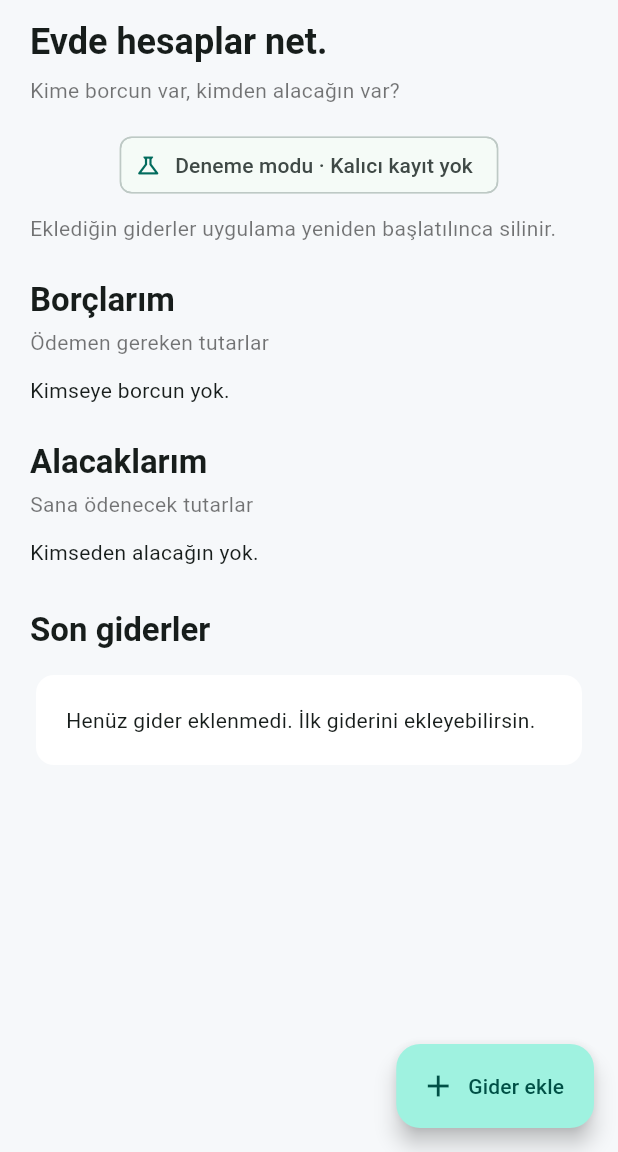
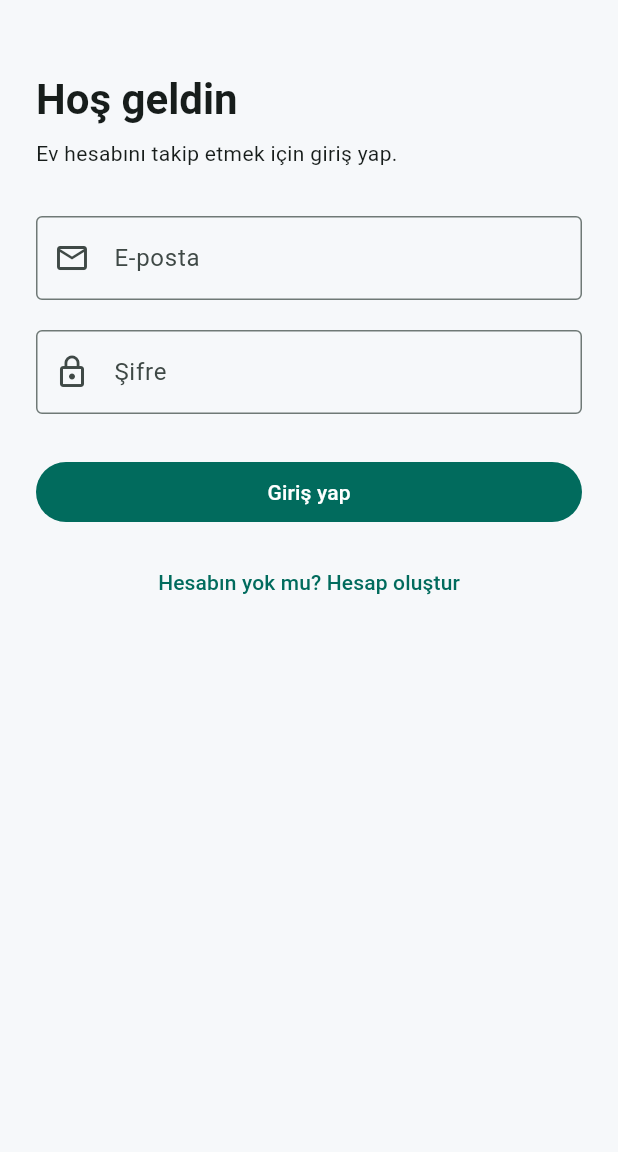
Before and after one commit to gokalpdasdelen02-ui/ev_arkadasim, a Flutter app: the screen it shows after launch, on a phone screen of 412 x 824 dp, the part 84-1236 px from its top. Run offline on Flutter 3.47's test engine with Material 3 defaults, Android fonts, the phone set to English and light mode, and no system bars; our stand-ins replace firebase_auth, firebase_core; accounts and stored records are empty.

Commit message:
feat: add Firebase email authentication

```diff
--- /dev/null
+++ b/lib/login_page.dart
@@ -0,0 +1,179 @@
+import 'package:flutter/material.dart';
+
+import 'package:firebase_auth/firebase_auth.dart';
+
+import 'services/auth_service.dart';
+
+class LoginPage extends StatefulWidget {
+  const LoginPage({super.key});
+
+  @override
+  State<LoginPage> createState() => _LoginPageState();
+}
+
+class _LoginPageState extends State<LoginPage> {
+  final _emailController = TextEditingController();
+  final _passwordController = TextEditingController();
+  final _authService = AuthService();
+  bool _isLoading = false;
+  bool _isRegistering = false;
+
+  @override
+  void dispose() {
+    _emailController.dispose();
+    _passwordController.dispose();
+    super.dispose();
+  }
+
+  void _showMessage(String message) {
+    if (!mounted) {
+      return;
+    }
+
+    ScaffoldMessenger.of(context)
+      ..hideCurrentSnackBar()
+      ..showSnackBar(SnackBar(content: Text(message)));
+  }
+
+  Future<void> _submit() async {
+    if (_isLoading) {
+      return;
+    }
+
+    FocusScope.of(context).unfocus();
+
+    final email = _emailController.text.trim();
+    final password = _passwordController.text;
+
+    if (email.isEmpty || password.isEmpty) {
+      _showMessage('Lütfen e-posta ve şifreni gir.');
+      return;
+    }
+
+    setState(() {
+      _isLoading = true;
+    });
+
+    try {
+      if (_isRegistering) {
+        await _authService.register(email: email, password: password);
+      } else {
+        await _authService.signIn(email: email, password: password);
+      }
+    } on FirebaseAuthException catch (error) {
+      final message = switch (error.code) {
+        'invalid-email' => 'Geçerli bir e-posta adresi gir.',
+        'email-already-in-use' =>
+          'Bu e-posta adresi zaten kullanılıyor. Giriş yapabilirsin.',
+        'weak-password' =>
+          'Şifre yeterince güçlü değil. Daha güçlü bir şifre seç.',
+        'invalid-credential' ||
+        'wrong-password' ||
+        'user-not-found' => 'E-posta veya şifre hatalı.',
+        'user-disabled' => 'Bu hesap devre dışı bırakılmış.',
+        'too-many-requests' =>
+          'Çok fazla deneme yapıldı. Bir süre sonra tekrar dene.',
+        'network-request-failed' =>
+          'Bağlantı kurulamadı. İnternet bağlantını kontrol et.',
+        _ => 'İşlem tamamlanamadı. Lütfen tekrar dene.',
+      };
+
+      _showMessage(message);
+    } catch (_) {
+      _showMessage('Beklenmeyen bir hata oluştu. Lütfen tekrar dene.');
+    } finally {
+      if (mounted) {
+        setState(() {
+          _isLoading = false;
+        });
+      }
+    }
+  }
+
+  @override
+  Widget build(BuildContext context) {
+    return Scaffold(
+      appBar: AppBar(title: const Text('Ev Arkadaşım')),
+      body: SafeArea(
+        child: ListView(
+          padding: const EdgeInsets.all(24),
+          keyboardDismissBehavior: ScrollViewKeyboardDismissBehavior.onDrag,
+          children: [
+            const SizedBox(height: 24),
+            Text(
+              _isRegistering ? 'Hesap oluştur' : 'Hoş geldin',
+              style: Theme.of(context).textTheme.headlineMedium
+                  ?.copyWith(fontWeight: FontWeight.bold),
+            ),
+            const SizedBox(height: 8),
+            Text(
+              _isRegistering
+                  ? 'Ev hesabını takip etmek için hesabını oluştur.'
+                  : 'Ev hesabını takip etmek için giriş yap.',
+            ),
+            const SizedBox(height: 32),
+            TextField(
+              controller: _emailController,
+              keyboardType: TextInputType.emailAddress,
+              textInputAction: TextInputAction.next,
+              autocorrect: false,
+              onTapOutside: (_) {
+                FocusScope.of(context).unfocus();
+              },
+              decoration: const InputDecoration(
+                labelText: 'E-posta',
+                border: OutlineInputBorder(),
+                prefixIcon: Icon(Icons.email_outlined),
+              ),
+            ),
+            const SizedBox(height: 20),
+            TextField(
+              controller: _passwordController,
+              obscureText: true,
+              autocorrect: false,
+              enableSuggestions: false,
+              textInputAction: TextInputAction.done,
+              onTapOutside: (_) {
+                FocusScope.of(context).unfocus();
+              },
+              decoration: const InputDecoration(
+                labelText: 'Şifre',
+                border: OutlineInputBorder(),
+                prefixIcon: Icon(Icons.lock_outline),
+              ),
+            ),
+            const SizedBox(height: 28),
+            FilledButton(
+              onPressed: _isLoading ? null : _submit,
+              child: Text(
+                _isLoading
+                    ? 'Lütfen bekle…'
+                    : (_isRegistering ? 'Hesap oluştur' : 'Giriş yap'),
+              ),
+            ),
+            const SizedBox(height: 12),
+            TextButton(
+              onPressed: _isLoading
+                  ? null
+                  : () {
+                      FocusScope.of(context).unfocus();
+
+                      _passwordController.clear();
+                      ScaffoldMessenger.of(context).hideCurrentSnackBar();
+
+                      setState(() {
+                        _isRegistering = !_isRegistering;
+                      });
+                    },
+              child: Text(
+                _isRegistering
+                    ? 'Zaten hesabın var mı? Giriş yap'
+                    : 'Hesabın yok mu? Hesap oluştur',
+              ),
+            ),
+          ],
+        ),
+      ),
+    );
+  }
+}
--- a/lib/main.dart
+++ b/lib/main.dart
@@ -1,10 +1,23 @@
 import 'package:flutter/material.dart';
+import 'package:firebase_core/firebase_core.dart';
+
+import 'firebase_options.dart';
+
+import 'login_page.dart';
 
 import 'add_expense_page.dart';
 import 'models/expense.dart';
 import 'services/balance_calculator.dart';
 
-void main() {
+import 'package:firebase_auth/firebase_auth.dart';
+
+import 'services/auth_service.dart';
+
+Future<void> main() async {
+  WidgetsFlutterBinding.ensureInitialized();
+
+  await Firebase.initializeApp(options: DefaultFirebaseOptions.currentPlatform);
+
   runApp(const MyApp());
 }
 
@@ -24,7 +37,61 @@ class MyApp extends StatelessWidget {
         ),
         scaffoldBackgroundColor: const Color(0xFFF6F8FA),
       ),
-      home: const HomePage(),
+      home: const AuthGate(),
+    );
+  }
+}
+
+class AuthGate extends StatefulWidget {
+  const AuthGate({super.key});
+
+  @override
+  State<AuthGate> createState() => _AuthGateState();
+}
+
+class _AuthGateState extends State<AuthGate> {
+  late final Stream<User?> _authState;
+
+  @override
+  void initState() {
+    super.initState();
+    _authState = AuthService().authStateChanges();
+  }
+
+  @override
+  Widget build(BuildContext context) {
+    return StreamBuilder<User?>(
+      stream: _authState,
+      builder: (context, snapshot) {
+        if (snapshot.hasError) {
+          return const Scaffold(
+            body: SafeArea(
+              child: Center(
+                child: Padding(
+                  padding: EdgeInsets.all(24),
+                  child: Text(
+                    'Oturum kontrol edilemedi. '
+                    'Lütfen uygulamayı yeniden başlat.',
+                    textAlign: TextAlign.center,
+                  ),
+                ),
+              ),
+            ),
+          );
+        }
+
+        if (snapshot.connectionState == ConnectionState.waiting) {
+          return const Scaffold(
+            body: Center(child: CircularProgressIndicator()),
+          );
+        }
+
+        if (snapshot.data == null) {
+          return const LoginPage();
+        }
+
+        return const HomePage();
+      },
     );
   }
 }
@@ -40,6 +107,8 @@ class _HomePageState extends State<HomePage> {
   static const _members = {'me': 'Sen', 'ayse': 'Ayşe', 'zeynep': 'Zeynep'};
 
   final List<Expense> _expenses = [];
+  final _authService = AuthService();
+  bool _isSigningOut = false;
 
   Future<void> _openAddExpensePage() async {
     final expense = await Navigator.of(context).push<Expense>(
@@ -53,6 +122,38 @@ class _HomePageState extends State<HomePage> {
     setState(() {
       _expenses.insert(0, expense);
     });
+  }
+
+  Future<void> _signOut() async {
+    if (_isSigningOut) {
+      return;
+    }
+
+    setState(() {
+      _isSigningOut = true;
+    });
+
+    try {
+      await _authService.signOut();
+    } catch (_) {
+      if (!mounted) {
+        return;
+      }
+
+      ScaffoldMessenger.of(context)
+        ..hideCurrentSnackBar()
+        ..showSnackBar(
+          const SnackBar(
+            content: Text('Çıkış yapılamadı. Lütfen tekrar dene.'),
+          ),
+        );
+    } finally {
+      if (mounted) {
+        setState(() {
+          _isSigningOut = false;
+        });
+      }
+    }
   }
 
   @override
@@ -69,6 +170,19 @@ class _HomePageState extends State<HomePage> {
       appBar: AppBar(
         title: const Text('Ev Arkadaşım'),
         backgroundColor: const Color(0xFFF6F8FA),
+        actions: [
+          IconButton(
+            tooltip: 'Çıkış yap',
+            onPressed: _isSigningOut ? null : _signOut,
+            icon: _isSigningOut
+                ? const SizedBox(
+                    width: 20,
+                    height: 20,
+                    child: CircularProgressIndicator(strokeWidth: 2),
+                  )
+                : const Icon(Icons.logout),
+          ),
+        ],
       ),
       body: ListView(
         padding: const EdgeInsets.fromLTRB(20, 12, 20, 110),
@@ -155,7 +269,7 @@ class _HomePageState extends State<HomePage> {
         ],
       ),
       floatingActionButton: FloatingActionButton.extended(
-        onPressed: _openAddExpensePage,
+        onPressed: _isSigningOut ? null : _openAddExpensePage,
         icon: const Icon(Icons.add),
         label: const Text('Gider ekle'),
       ),
--- a/pubspec.yaml
+++ b/pubspec.yaml
@@ -34,6 +34,8 @@ dependencies:
   # The following adds the Cupertino Icons font to your application.
   # Use with the CupertinoIcons class for iOS style icons.
   cupertino_icons: ^1.0.8
+  firebase_core: ^5.1.0
+  firebase_auth: ^7.0.1
 
 dev_dependencies:
   flutter_test:
```
Also changed, not shown: lib/services/auth_service.dart (added, +33 -0 lines), firebase.json (added), lib/firebase_options.dart (added), pubspec.lock, 7 other files.
